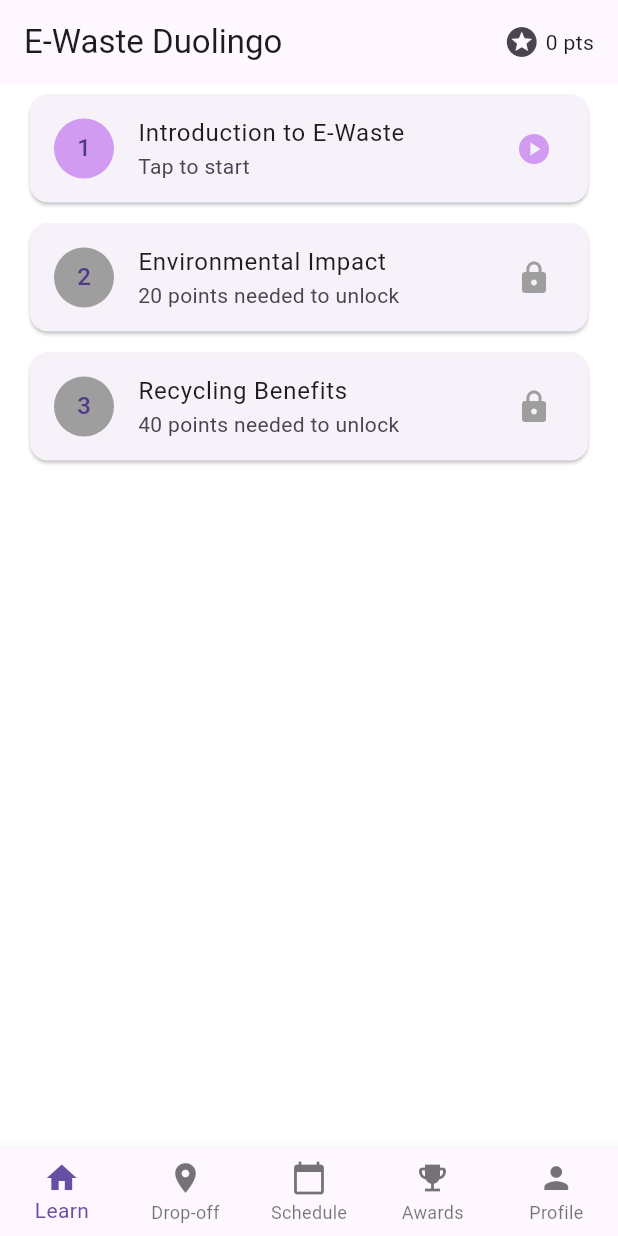
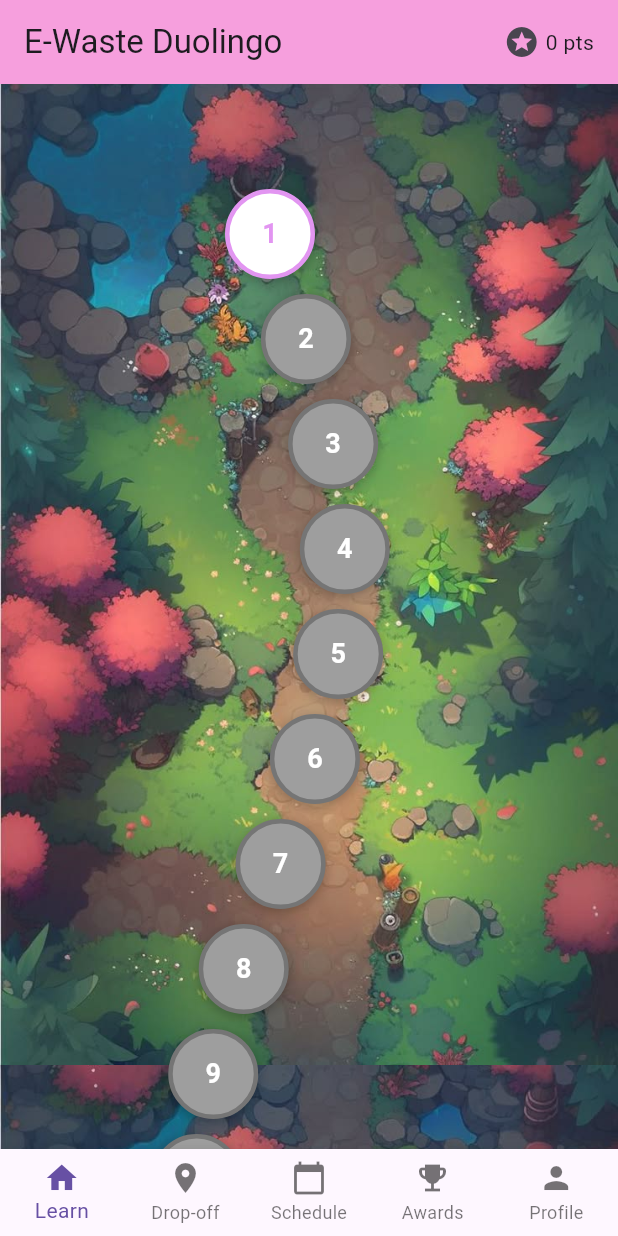
Before and after one commit to andy-iio/Hackathon_2024, a Flutter app: the screen it shows after launch, on a phone screen of 412 x 824 dp. Run offline on Flutter 3.47's test engine with Material 3 defaults, Android fonts, the phone set to English and light mode, and no system bars.

Commit message:
update the quiz page to the path format

```diff
--- /dev/null
+++ b/lib/levels.dart
@@ -0,0 +1,113 @@
+class Level {
+  final int id;
+  final String title;
+  final String article;
+  final List<Quiz> quizzes;
+  final int pointsToUnlock;
+  bool isUnlocked;
+  bool isCompleted;
+  int score; // 0-3 stars
+
+  Level({
+    required this.id,
+    required this.title,
+    required this.article,
+    required this.quizzes,
+    required this.pointsToUnlock,
+    this.isUnlocked = false,
+    this.isCompleted = false,
+    this.score = 0,
+  });
+}
+
+class Quiz {
+  final String question;
+  final List<String> options;
+  final int correctAnswer;
+  bool isAnswered;
+  bool isCorrect;
+
+  Quiz({
+    required this.question,
+    required this.options,
+    required this.correctAnswer,
+    this.isAnswered = false,
+    this.isCorrect = false,
+  });
+}
+
+//---------------------------------------------------------------------------------------//
+// -------------- THE LEVEL INFO (ARTICLES/INFOGRAPHICS/VIDEOS/QUIZES)-------------------//
+//---------------------------------------------------------------------------------------//
+
+final List<Level> levels = [
+    Level( //level class is at the top of this file
+      id: 1,
+      title: 'Introduction to E-Waste',
+      article: '''article/ video/ infographic here ''',
+      quizzes: [
+        Quiz( //quiz class is at the top of this file
+          question: 'What is e-waste?',
+          options: [
+            'Food waste',
+            'Electronic waste',
+            'Paper waste',
+            'Plastic waste'
+          ],
+          correctAnswer: 1, //**note that it starts at 0, so 1 is actually the second option
+        ),
+        Quiz(
+          question: 'Which of these is considered e-waste?',
+          options: [
+            'Newspaper',
+            'Broken phone',
+            'Food',
+            'Clothes'
+          ],
+          correctAnswer: 1,
+        ),
+      ],
+      pointsToUnlock: 0, //needs to be 0 for the first one, for the following ones it needs to increase by 10 for each question in the prev level
+      isUnlocked: true,
+    ),
+    Level(
+      id: 2,
+      title: 'Environmental Impact',
+      article: '''article here''',
+      quizzes: [
+        Quiz(
+          question: 'What harmful substance is found in e-waste?',
+          options: [
+            'Grass',
+            'Salt',
+            'Lead',
+            'Bread'
+          ],
+          correctAnswer: 2,
+        ),
+      ],
+      pointsToUnlock: 20,
+    ),
+
+//!!!!!!!!!!!!!!!!!!!!!!!!!!!!!!!!!!!!!!!!!!!!!!!!!!!!!!!!!!!!!!!!!!!!!!!!!!!!!!!!!!!!!!!!!
+//placeholder levels from 3 to 20, when you add levels above make sure to change this!!!!!!
+  ...List.generate(18, (index) => Level( //18 is the num of placeholders to make so you can change this num
+    id: index + 3, //change the 3 to whatever lvl the placeholders need to start at now
+    title: 'Level ${index + 3}', //same here
+    article: 'placeholder article for level ${index + 3}', //same here, change the 3
+    quizzes: [
+      Quiz(
+        question: 'placeholder question 1',
+        options: ['Option 1', 'Option 2', 'Option 3', 'Option 4'],
+        correctAnswer: 0,
+      ),
+      Quiz(
+        question: 'placeholder question 2',
+        options: ['Option 1', 'Option 2', 'Option 3', 'Option 4'],
+        correctAnswer: 0,
+      ),
+    ],
+    //change the 2 to the number of lvls that are NOT placeholders
+    pointsToUnlock: (index + 2) * 20, // Increases by 20 points per level
+  )),
+];
--- a/lib/main.dart
+++ b/lib/main.dart
@@ -1,11 +1,11 @@
 import 'package:flutter/material.dart';
 
 //all the pages of our app
-import 'quiz.dart'; //main quiz page like duolingo
 import 'awards.dart'; //awards that can be unlocked through playing
 import 'dropoff.dart'; //find dropoff locations, through googlemaps api
 import 'collection.dart'; //the ewaste collection schedule
 import 'profile.dart'; //we could have a stats page too to say like you saved x amt of ewaste from going into the environment based on how many times they dropped stuff off?
+import 'quiz.dart'; //main quiz page like duolingo
 
 //FLUTTER KEYWORDS & STUFF TO KNOW
 //late: will be assigned later
@@ -42,7 +42,7 @@
 
 class _BottomNavigationState extends State<BottomNavigation> {
   int _selectedPage = 0; //tracks the current page that is selected
-  final userPoints = ValueNotifier<int>(0); //ValueNotifier holds 1 int value and lets you listen to changes to that value, for when they get more points in a quiz
+  final ValueNotifier<int> userPoints = ValueNotifier<int>(0); //ValueNotifier holds 1 int value and lets you listen to changes to that value, for when they get more points in a quiz
   //its using the final keyword so that the same instance of valuenotifier is used, the points can still be changed
   late final List<Widget> _pages;
 
@@ -51,12 +51,17 @@
     super.initState();
     //dont change the order of these pages without also changing the icons and labels order below
     _pages = [
-      LevelsPage(userPoints: userPoints), //the quiz levels
+      QuizPathScreen(userPoints: userPoints), //the quiz levels
       const DropoffPage(),
       const CollectionPage(),
       AwardsPage(userPoints: userPoints),
       const ProfilePage(),
     ];
+  }
+  @override //was getting weird issues when not using dispose
+  void dispose() {
+    userPoints.dispose();
+    super.dispose();
   }
 
   @override
--- a/lib/quiz.dart
+++ b/lib/quiz.dart
@@ -1,156 +1,35 @@
 import 'package:flutter/material.dart';
+import 'dart:math';
+import 'levels.dart';
 
-//maybe the classes should be in their own file idk
-class Level {
-  final int id;
-  final String title;
-  final String article;
-  final List<Quiz> quizzes;
-  final int pointsToUnlock;
-  bool isUnlocked;
-  bool isCompleted;
+class QuizPathScreen extends StatefulWidget {
+  final ValueNotifier<int> userPoints;
 
-  Level({
-    required this.id,
-    required this.title,
-    required this.article,
-    required this.quizzes,
-    required this.pointsToUnlock,
-    this.isUnlocked = false,
-    this.isCompleted = false,
+  const QuizPathScreen({
+    super.key,
+    required this.userPoints,
   });
+
+
+  @override
+  State<QuizPathScreen> createState() => _QuizPathScreenState();
 }
 
-class Quiz {
-  final String question;
-  final List<String> options;
-  final int correctAnswer;
-  bool isAnswered;
-  bool isCorrect;
-
-  Quiz({
-    required this.question,
-    required this.options,
-    required this.correctAnswer,
-    this.isAnswered = false,
-    this.isCorrect = false,
-  });
-}
-
-//main page
-class LevelsPage extends StatelessWidget {
-  final ValueNotifier<int> userPoints;
-  final List<Level> levels = [
-    Level(
-      id: 1,
-      title: 'Introduction to E-Waste',
-      article: '''article/ video/ infographic here ''',
-      quizzes: [
-        Quiz(
-          question: 'What is e-waste?',
-          options: [
-            'Food waste',
-            'Electronic waste',
-            'Paper waste',
-            'Plastic waste'
-          ],
-          correctAnswer: 1,
-        ),
-        Quiz(
-          question: 'Which of these is e-waste?',
-          options: [
-            'Newspaper',
-            'Broken phone',
-            'Food',
-            'Clothes'
-          ],
-          correctAnswer: 1,
-        ),
-        Quiz(
-          question: 'Why is proper e-waste disposal important?',
-          options: [
-            'Answer 1',
-            'It prevents harmful materials from entering the environment',
-            'Another answer',
-            'Another other answer'
-          ],
-          correctAnswer: 1,
-        ),
-      ],
-      pointsToUnlock: 0,
-      isUnlocked: true,
-    ),
-    Level(
-      id: 2,
-      title: 'Environmental Impact',
-      article: '''article here''',
-      quizzes: [
-        Quiz(
-          question: 'What harmful substance is found in ewaste?',
-          options: [
-            '0',
-            '1',
-            'Lead',
-            '3'
-          ],
-          correctAnswer: 2,
-        ),
-        Quiz(
-          question: 'How does bad e-waste disposal affect the environment?',
-          options: [
-            'correct answer',
-            '1',
-            '2',
-            '3'
-          ],
-          correctAnswer: 0,
-        ),
-      ],
-      pointsToUnlock: 20,
-    ),
-    Level(
-      id: 3,
-      title: 'Recycling Benefits',
-      article: '''article here''',
-      quizzes: [
-        Quiz(
-          question: 'q1?',
-          options: [
-            '1',
-            'right answer',
-            '3',
-            '4'
-          ],
-          correctAnswer: 1,
-        ),
-        Quiz(
-          question: 'q2?',
-          options: [
-            '0',
-            '1',
-            'right answer',
-            '3'
-          ],
-          correctAnswer: 2,
-        ),
-      ],
-      pointsToUnlock: 40,
-    ),
-  ];
-
-  LevelsPage({super.key, required this.userPoints});
+class _QuizPathScreenState extends State<QuizPathScreen> {
 
   @override
   Widget build(BuildContext context) {
     return Scaffold(
+      backgroundColor: const Color(0xFFF0F4F7),
       appBar: AppBar(
-        title: const Text('E-Waste Duolingo'),
+        title: const Text('E-Waste Duolingo'), //header title
+        backgroundColor: const Color.fromARGB(255, 246, 159, 221), //header colour
         actions: [
           ValueListenableBuilder<int>(
-            valueListenable: userPoints,
+            valueListenable: widget.userPoints,
             builder: (context, points, child) {
               return Padding(
-                padding: const EdgeInsets.all(16.0),
+                padding: const EdgeInsets.all(16.0), //can change the padding to make it look better
                 child: Row(
                   children: [
                     const Icon(Icons.stars),
@@ -163,46 +42,81 @@
           ),
         ],
       ),
-      body: ListView.builder(
-        itemCount: levels.length,
-        itemBuilder: (context, index) {
-          final level = levels[index];
-          return LevelCard(
-            level: level,
+      body: SingleChildScrollView(
+        child: Stack(
+          children: [
+            Container(
+              width: MediaQuery.of(context).size.width, //just keeping the og width for now
+              height: 2000, //looks best on my screen at 2000 but if we test on an actual phone this probs needs to change
+              decoration: BoxDecoration(
+                image: DecorationImage(
+                  image: AssetImage('assets/images/download.jpg'), //we gotta change the bg image it looks kinda weird
+                  repeat: ImageRepeat.repeatY,
+                  fit: BoxFit.fitWidth, //theres other options for fit to try we can check which is best
+                ),
+              ),
+            ),
+            Container(
+              padding: const EdgeInsets.symmetric(vertical: 20),
+              width: MediaQuery.of(context).size.width,
+              height: 1200,
+              child: _buildLevelsPath(),
+            ),
+          ],
+        ),
+      ),
+    );
+  }
+
+  Widget _buildLevelsPath() {
+    return Stack(
+      children: List.generate(levels.length, (index) {
+        final xOffset = sin(index * 0.5) * 50 + 150;  //the path of the q's, using sin for nice wavey-ness
+        final yOffset = index * 70.0 + 50; //i think using matlab and making a path based on our background is the best way to model this
+
+        return Positioned(
+          left: xOffset,
+          top: yOffset,
+          child: LevelButton(
+            level: levels[index],
             onTap: () {
-              if (level.isUnlocked) {
+              if (levels[index].isUnlocked) {
                 Navigator.push(
                   context,
                   MaterialPageRoute(
                     builder: (context) => LevelPage(
-                      level: level,
+                      level: levels[index],
                       onComplete: (points) {
-                        userPoints.value += points;
-                        level.isCompleted = true;
-                        //unlock next level
-                        if (index + 1 < levels.length &&
-                            userPoints.value >= levels[index + 1].pointsToUnlock) {
-                          levels[index + 1].isUnlocked = true;
-                        }
+                        setState(() {
+                          widget.userPoints.value += points;
+                          levels[index].isCompleted = true;
+                          //stars based on points (1 right q = 1 star) ** based on 2 q;s per level - i think we could make this dynamic so it checks how many q's in the level but im tired lol
+                          levels[index].score = (points / 20 * 3).round();
+
+                          //unlock next level if they have enough points
+                          if (index + 1 < levels.length &&
+                              widget.userPoints.value >= levels[index + 1].pointsToUnlock) {
+                            levels[index + 1].isUnlocked = true;
+                          }
+                        });
                       },
                     ),
                   ),
                 );
               }
             },
-          );
-        },
-      ),
+          ),
+        );
+      }),
     );
   }
 }
 
-
-class LevelCard extends StatelessWidget {
+class LevelButton extends StatelessWidget {
   final Level level;
   final VoidCallback onTap;
 
-  const LevelCard({
+  const LevelButton({
     super.key,
     required this.level,
     required this.onTap,
@@ -210,44 +124,66 @@
 
   @override
   Widget build(BuildContext context) {
-    return Card(
-      margin: const EdgeInsets.fromLTRB(20, 7, 20, 7), //margin around the level cards
-      child: ListTile(
-        leading: CircleAvatar( //the circle that tells you the lvel number
-          backgroundColor: level.isCompleted
-              ? Colors.green //green when completed
-              : level.isUnlocked
-                  ? const Color.fromARGB(255, 209, 155, 242) //purple when unlocked but not yet finished
-                  : Colors.grey, //grey when not unlocked yet
-          child: Text(level.id.toString()),
+    return GestureDetector(
+      onTap: onTap,
+      child: Container(
+        width: 60,
+        height: 60,
+        decoration: BoxDecoration(
+          shape: BoxShape.circle,
+          color: !level.isUnlocked ? Colors.grey : Colors.white, //when locked circle colours
+          border: Border.all(
+            color: level.isCompleted
+                ? Colors.green
+                : level.isUnlocked
+                    ? const Color.fromARGB(255, 226, 149, 241) //unlocked but not yet completed
+                    : Colors.grey.shade600,
+            width: 3,
+          ),
+          boxShadow: [
+            BoxShadow(
+              color: Colors.black26, //to make it stand out against the bg
+              offset: const Offset(0, 2),
+              blurRadius: 6, //can be made bigger
+            ),
+          ],
         ),
-        title: Text(level.title),
-        subtitle: Text(
-          level.isCompleted
-              ? 'Completed!'
-              : level.isUnlocked
-                  ? 'Tap to start'
-                  : '${level.pointsToUnlock} points needed to unlock',
+        child: Center(
+          child: Column(
+            mainAxisAlignment: MainAxisAlignment.center,
+            children: [
+              Text(
+                '${level.id}',
+                style: TextStyle(
+                  fontSize: 18,
+                  fontWeight: FontWeight.bold,
+                  color: !level.isUnlocked
+                      ? Colors.white
+                      : level.isCompleted
+                          ? Colors.green
+                          : const Color.fromARGB(255, 226, 149, 241) ,
+                ),
+              ),
+              if (level.score > 0)
+                Row(
+                  mainAxisAlignment: MainAxisAlignment.center,
+                  children: List.generate(
+                    3,
+                    (index) => Icon(
+                      index < level.score ? Icons.star : Icons.star_border, //i love the icons so fun
+                      size: 12,
+                      color: const Color.fromARGB(255, 254, 202, 45),
+                    ),
+                  ),
+                ),
+            ],
+          ),
         ),
-        trailing: Icon(
-          level.isCompleted
-              ? Icons.check_circle
-              : level.isUnlocked
-                  ? Icons.play_circle
-                  : Icons.lock,
-          color: level.isCompleted //the colour of the play button/lock button when completed/not completed/unlocked
-              ? Colors.green
-              : level.isUnlocked
-                  ? const Color.fromARGB(255, 209, 155, 242)
-                  : Colors.grey,
-        ),
-        onTap: level.isUnlocked ? onTap : null,
       ),
     );
   }
 }
 
-//level page
 class LevelPage extends StatefulWidget {
   final Level level;
   final Function(int points) onComplete;
@@ -271,7 +207,7 @@
   Widget build(BuildContext context) {
     return Scaffold(
       appBar: AppBar(
-        title: Text('Level ${widget.level.id}'),
+        title: Text('Level ${widget.level.id}: ${widget.level.title}'),
       ),
       body: showingArticle ? _buildArticleView() : _buildQuizView(),
     );
@@ -343,13 +279,12 @@
                           }
                         });
 
-                        //show if correct or incorrect
                         ScaffoldMessenger.of(context).showSnackBar(
-                          SnackBar(
+                          SnackBar( //cool name,, this is the little dialouge at the bottom of the screen
                             content: Text(
                               quiz.isCorrect ? 'Correct! +10 points' : 'Incorrect',
                             ),
-                            duration: const Duration(seconds: 1),
+                            duration: const Duration(seconds: 1), //go away after 1 sec
                           ),
                         );
 
@@ -370,9 +305,7 @@
                   backgroundColor: quiz.isAnswered
                       ? index == quiz.correctAnswer
                           ? Colors.green
-                          : index == quiz.correctAnswer
-                              ? Colors.red
-                              : null
+                          : Colors.red
                       : null,
                 ),
                 child: Text(quiz.options[index]),
--- a/pubspec.yaml
+++ b/pubspec.yaml
@@ -1,4 +1,4 @@
-name: ewaste_app
+name: tester
 description: "A new Flutter project."
 
 # The following line prevents the package from being accidentally published to
@@ -58,6 +58,8 @@
   # the material Icons class.
   uses-material-design: true
 
+  assets:
+    - assets/images/download.jpg
   # To add assets to your application, add an assets section, like this:
   # assets:
   #   - images/a_dot_burr.jpeg
```
Also changed, not shown: assets/images/download.jpg (added).
